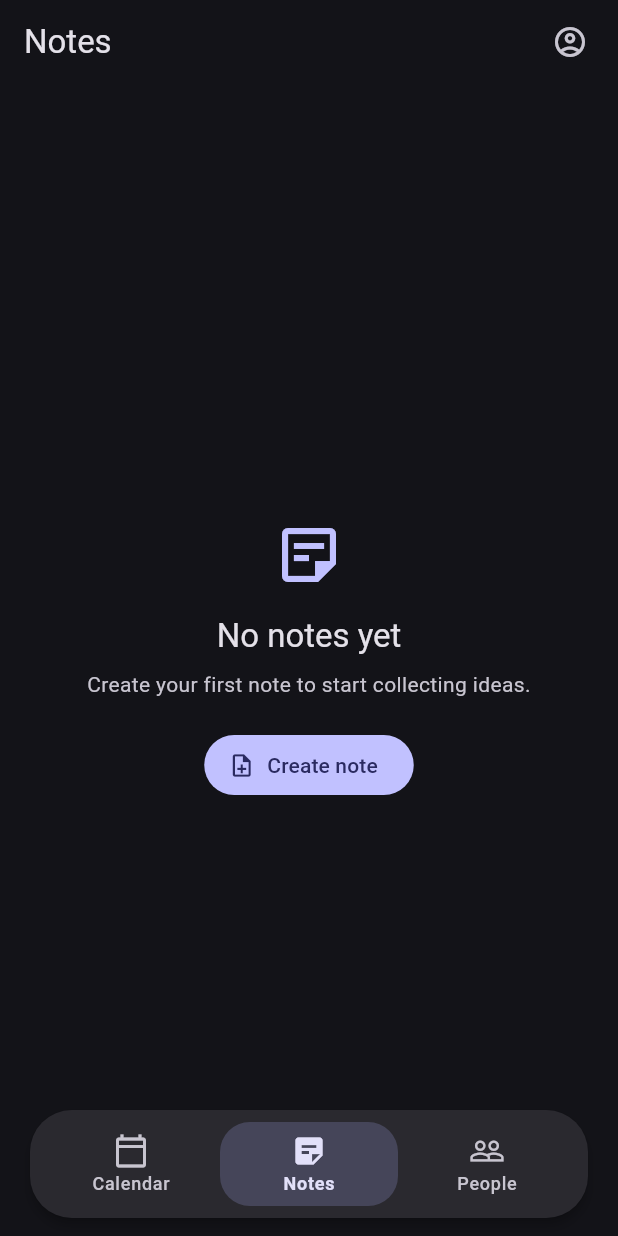
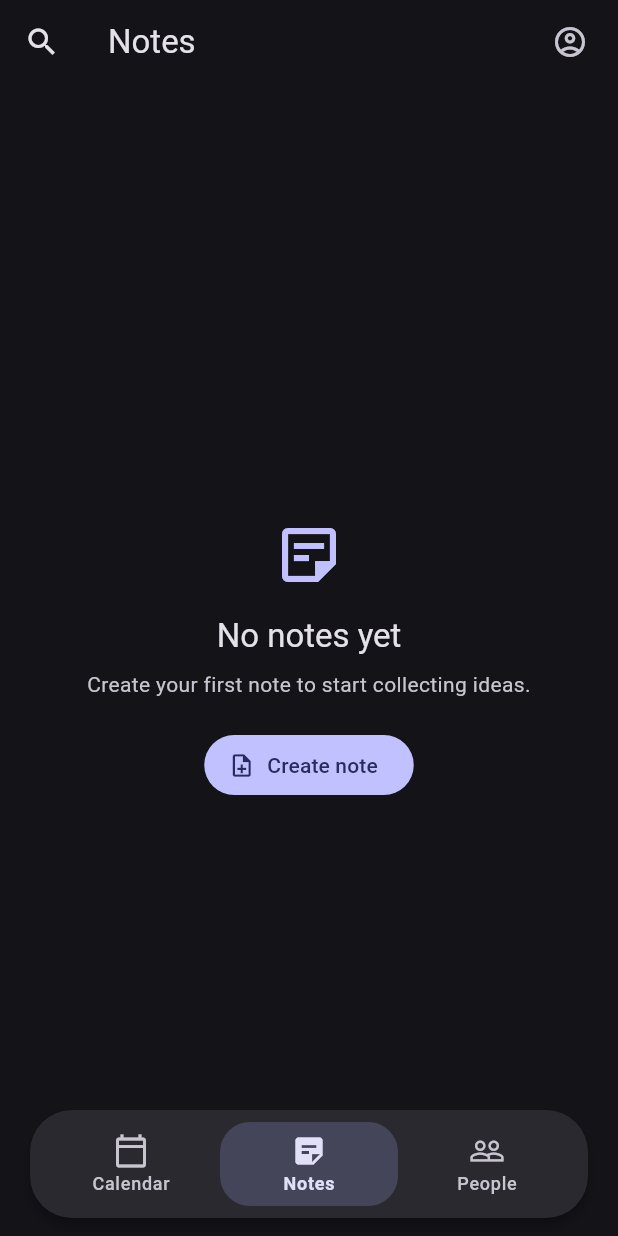
Before and after one commit to manuelsanta06/sized-up, a Flutter app: the screen it shows after launch, on a phone screen of 412 x 824 dp. Run offline on Flutter 3.47's test engine with Material 3 defaults, Android fonts, the phone set to English and light mode, and no system bars; our stand-ins replace flutter_riverpod, isar; missing offline and left inert: flex_color_picker; accounts and stored records are empty; generated files the repository leaves out were written again.

Commit message:
search bar

```diff
--- a/lib/features/calendar/presentation/calendar_page.dart
+++ b/lib/features/calendar/presentation/calendar_page.dart
@@ -2,6 +2,8 @@ import 'package:flutter/material.dart';
 import 'package:flutter_riverpod/flutter_riverpod.dart';
 
 import '../../../core/providers/app_providers.dart';
+import '../../../navigation/app_section.dart';
+import '../../../navigation/search_query_provider.dart';
 
 class CalendarPage extends ConsumerWidget {
   const CalendarPage({super.key});
@@ -9,6 +11,7 @@ class CalendarPage extends ConsumerWidget {
   @override
   Widget build(BuildContext context, WidgetRef ref) {
     final calendarRepository = ref.watch(calendarEventRepositoryProvider);
-    return SizedBox.shrink(key: ObjectKey(calendarRepository));
+    final query=ref.watch(searchQueryProvider(AppSection.calendar));
+    return SizedBox.shrink(key:ObjectKey((calendarRepository,query)));
   }
 }
--- a/lib/features/notes/presentation/notes_page.dart
+++ b/lib/features/notes/presentation/notes_page.dart
@@ -5,32 +5,37 @@ import '../application/note_providers.dart';
 import '../data/models/note.dart';
 import 'note_editor_page.dart';
 import 'note_palette.dart';
+import '../../../navigation/app_section.dart';
+import '../../../navigation/search_query_provider.dart';
 
 class NotesPage extends ConsumerWidget{
   const NotesPage({super.key});
   @override
   Widget build(BuildContext context,WidgetRef ref){
     final notes=ref.watch(notesProvider);
+    final query=ref.watch(searchQueryProvider(AppSection.notes));
     return notes.when(
       loading:()=>const Center(child:CircularProgressIndicator()),
       error:(error,stackTrace)=>_NotesError(message:'Notes could not be loaded.',onRetry:()=>ref.invalidate(notesProvider)),
-      data:(items)=>_NotesContent(notes:items),
+      data:(items)=>_NotesContent(notes:items,query:query),
     );
   }
 }
 
 class _NotesContent extends StatelessWidget{
-  const _NotesContent({required this.notes});
+  const _NotesContent({required this.notes,required this.query});
   final List<Note> notes;
+  final String query;
   @override
   Widget build(BuildContext context){
-    if(notes.isEmpty)return _EmptyNotes(onCreateNote:()=>_openEditor(context));
+    final displayedNotes=_notesForQuery(notes,query);
+    if(displayedNotes.isEmpty)return _EmptyNotes(onCreateNote:()=>_openEditor(context));
     return ListView.separated(
       padding:const EdgeInsets.fromLTRB(20,20,20,140),
-      itemCount:notes.length,
+      itemCount:displayedNotes.length,
       separatorBuilder:(_,index)=>const SizedBox(height:12),
       itemBuilder:(context,index){
-        final note=notes[index];
+        final note=displayedNotes[index];
         return _NoteCard(note:note,onTap:()=>_openEditor(context,note:note));
       },
     );
@@ -38,6 +43,7 @@ class _NotesContent extends StatelessWidget{
   void _openEditor(BuildContext context,{Note? note}){
     Navigator.of(context).push(MaterialPageRoute<void>(builder:(_)=>NoteEditorPage(note:note)));
   }
+  List<Note> _notesForQuery(List<Note> notes,String query)=>notes;
 }
 
 class _EmptyNotes extends StatelessWidget{
--- a/lib/features/people/presentation/people_page.dart
+++ b/lib/features/people/presentation/people_page.dart
@@ -2,6 +2,8 @@ import 'package:flutter/material.dart';
 import 'package:flutter_riverpod/flutter_riverpod.dart';
 
 import '../../../core/providers/app_providers.dart';
+import '../../../navigation/app_section.dart';
+import '../../../navigation/search_query_provider.dart';
 
 class PeoplePage extends ConsumerWidget {
   const PeoplePage({super.key});
@@ -9,6 +11,7 @@ class PeoplePage extends ConsumerWidget {
   @override
   Widget build(BuildContext context, WidgetRef ref) {
     final personRepository = ref.watch(personRepositoryProvider);
-    return SizedBox.shrink(key: ObjectKey(personRepository));
+    final query=ref.watch(searchQueryProvider(AppSection.people));
+    return SizedBox.shrink(key:ObjectKey((personRepository,query)));
   }
 }
--- a/lib/navigation/app_shell.dart
+++ b/lib/navigation/app_shell.dart
@@ -1,31 +1,45 @@
 import 'package:flutter/material.dart';
 import 'package:flutter/rendering.dart';
+import 'package:flutter_riverpod/flutter_riverpod.dart';
 
 import '../features/calendar/presentation/calendar_page.dart';
-import '../features/notes/presentation/notes_page.dart';
-import '../features/people/presentation/people_page.dart';
 import '../features/settings/presentation/settings_page.dart';
 import '../features/notes/presentation/note_editor_page.dart';
+import '../features/people/presentation/people_page.dart';
+import '../features/notes/presentation/notes_page.dart';
 import 'app_section.dart';
 import 'quick_action.dart';
+import 'search_query_provider.dart';
 
-class AppShell extends StatefulWidget {
+class AppShell extends ConsumerStatefulWidget{
   const AppShell({super.key});
 
   @override
-  State<AppShell> createState() => _AppShellState();
+  ConsumerState<AppShell> createState()=>_AppShellState();
 }
 
-class _AppShellState extends State<AppShell> {
-  int _selectedIndex = 1;
-  bool _isNavigationBarVisible = true;
+class _AppShellState extends ConsumerState<AppShell>{
+  int _selectedIndex=1;
+  bool _isNavigationBarVisible=true;
+  bool _isSearchOpen=false;
   AppSection? _quickMenuSection;
-  List<QuickAction> _quickActions = const [];
-  List<GlobalKey> _quickActionKeys = const [];
+  List<QuickAction> _quickActions=const[];
+  List<GlobalKey> _quickActionKeys=const[];
   int? _hoveredActionIndex;
-  bool _quickMenuDragActive = false;
+  bool _quickMenuDragActive=false;
+  final _searchController=TextEditingController();
+  final _searchFocusNode=FocusNode();
 
-  final List<Widget> _pages = const [CalendarPage(), NotesPage(), PeoplePage()];
+  final List<Widget> _pages=const[CalendarPage(),NotesPage(),PeoplePage()];
+
+  AppSection get _selectedSection=>AppSection.values[_selectedIndex];
+
+  @override
+  void dispose(){
+    _searchController.dispose();
+    _searchFocusNode.dispose();
+    super.dispose();
+  }
 
   @override
   Widget build(BuildContext context) {
@@ -33,18 +47,43 @@ class _AppShellState extends State<AppShell> {
       children: [
         Scaffold(
           extendBody: true,
-          appBar: AppBar(
-            title: Text(AppSection.values[_selectedIndex].title),
-            actions: [
+          appBar:AppBar(
+            automaticallyImplyLeading:false,
+            leading:IconButton(
+              tooltip:_isSearchOpen?'Close search':'Search',
+              onPressed:_isSearchOpen?_closeSearch:_openSearch,
+              icon:AnimatedSwitcher(
+                duration:const Duration(milliseconds:180),
+                child:Icon(_isSearchOpen?Icons.close:Icons.search,key:ValueKey(_isSearchOpen)),
+              ),
+            ),
+            title:AnimatedSwitcher(
+              duration:const Duration(milliseconds:180),
+              transitionBuilder:(child,animation)=>FadeTransition(opacity:animation,child:child),
+              child:_isSearchOpen? TextField(
+                key:const ValueKey('search-field'),
+                controller:_searchController,
+                focusNode:_searchFocusNode,
+                textInputAction:TextInputAction.search,
+                decoration:InputDecoration(
+                  hintText:'Search ${_selectedSection.title.toLowerCase()}',
+                  border:InputBorder.none,
+                  enabledBorder:InputBorder.none,
+                  focusedBorder:InputBorder.none,
+                ),
+                onChanged:(query)=>ref.read(searchQueryProvider(_selectedSection).notifier).update(query),
+              ):Text(_selectedSection.title,key:const ValueKey('section-title')),
+            ),
+            actions:[
               IconButton(
-                tooltip: 'Account and settings',
-                onPressed: _openSettings,
-                icon: const Icon(Icons.account_circle_outlined),
+                tooltip:'Account and settings',
+                onPressed:_openSettings,
+                icon:const Icon(Icons.account_circle_outlined)
               ),
-              const SizedBox(width: 8),
+              const SizedBox(width:8),
             ],
           ),
-          body: NotificationListener<UserScrollNotification>(
+          body:NotificationListener<UserScrollNotification>(
             onNotification: _handleScrollNotification,
             child: IndexedStack(index: _selectedIndex, children: _pages),
           ),
@@ -144,6 +183,7 @@ class _AppShellState extends State<AppShell> {
       _selectedIndex = section.index;
       _isNavigationBarVisible = true;
     });
+    _syncSearchQuery(section);
   }
 
   void _openSettings() {
@@ -178,7 +218,29 @@ class _AppShellState extends State<AppShell> {
       _hoveredActionIndex = null;
       _quickMenuDragActive = true;
     });
+    _syncSearchQuery(section);
     _updateHoveredAction(globalPosition);
+  }
+
+  void _openSearch(){
+    _closeQuickActions();
+    final query=ref.read(searchQueryProvider(_selectedSection));
+    _searchController.value=TextEditingValue(text:query,selection:TextSelection.collapsed(offset:query.length));
+    setState(()=>_isSearchOpen=true);
+    WidgetsBinding.instance.addPostFrameCallback((_)=>_searchFocusNode.requestFocus());
+  }
+
+  void _closeSearch(){
+    ref.read(searchQueryProvider(_selectedSection).notifier).clear();
+    _searchController.clear();
+    _searchFocusNode.unfocus();
+    setState(()=>_isSearchOpen=false);
+  }
+
+  void _syncSearchQuery(AppSection section){
+    if(!_isSearchOpen)return;
+    final query=ref.read(searchQueryProvider(section));
+    _searchController.value=TextEditingValue(text:query,selection:TextSelection.collapsed(offset:query.length));
   }
 
   void _handleVerticalDrag(
```
Also changed, not shown: lib/navigation/search_query_provider.dart (added, +13 -0 lines).
